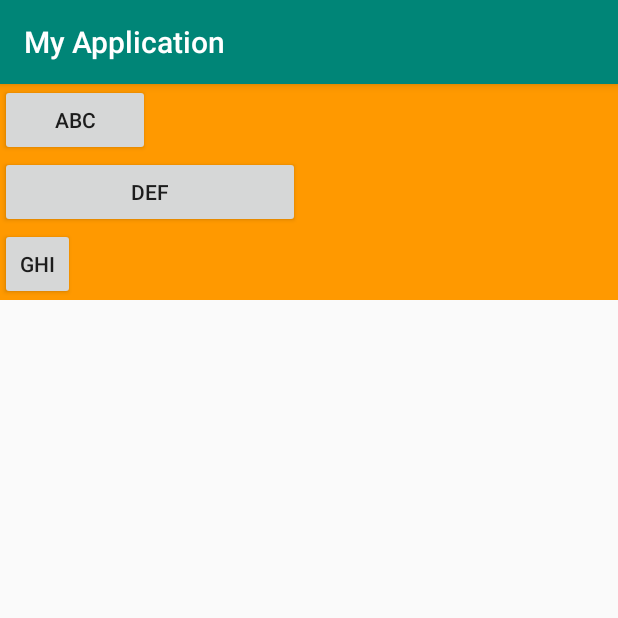
After one commit to hongge372/myinterview, an Android app: the UiStuCustomizeViewGroup1Activity screen opened directly, with no data from a screen before it, on a phone screen of 412 x 824 dp, the top half of it. The commit adds this screen. Run offline under Robolectric (Android 15) with nearby library versions, the phone set to English and light mode, and no system bars.

Commit message:
layout ok

```diff
--- a/android-project/ui_stu/app/src/main/AndroidManifest.xml
+++ b/android-project/ui_stu/app/src/main/AndroidManifest.xml
@@ -9,8 +9,8 @@
         android:roundIcon="@mipmap/ic_launcher_round"
         android:supportsRtl="true"
         android:theme="@style/AppTheme">
-        <activity android:name=".uistu.viewstu.customizeview.way1.UiStuCustomizeView1Activity">
-        </activity>
+        <activity android:name=".uistu.viewstu.customizeview.way1.UiStuCustomizeView1Activity"></activity>
+        <activity android:name=".uistu.viewstu.customizeview.way1.UiStuCustomizeViewGroup1Activity"></activity>
         <activity android:name=".MainActivity">
             <intent-filter>
                 <action android:name="android.intent.action.MAIN" />
--- a/android-project/ui_stu/app/src/main/java/com/example/myapplication/MainActivity.java
+++ b/android-project/ui_stu/app/src/main/java/com/example/myapplication/MainActivity.java
@@ -7,10 +7,11 @@ import android.view.View;
 import android.widget.Button;
 
 import com.example.myapplication.uistu.viewstu.customizeview.way1.UiStuCustomizeView1Activity;
+import com.example.myapplication.uistu.viewstu.customizeview.way1.UiStuCustomizeViewGroup1Activity;
 
 public class MainActivity extends AppCompatActivity {
     private final String TAG = getClass().getName();
-    int buttonSize = 1;
+    int buttonSize = 2;
     Button[] buttons = new Button[buttonSize];
 
     @Override
@@ -23,6 +24,7 @@ public class MainActivity extends AppCompatActivity {
 
     private void registerMyStuButton() {
         buttons[0] = findViewById(R.id.bt_stu_ui_run_customizeview1_act);
+        buttons[1] = findViewById(R.id.bt_stu_ui_run_customizeviewgroup1_act);
         for(int i=0;i<buttonSize;i++){
             buttons[i].setOnClickListener(listener);
         }
@@ -37,6 +39,10 @@ public class MainActivity extends AppCompatActivity {
                     intent.setClass(getApplicationContext(), UiStuCustomizeView1Activity.class);
                     startActivity(intent);
                     break;
+                case R.id.bt_stu_ui_run_customizeviewgroup1_act:
+                    intent.setClass(getApplicationContext(), UiStuCustomizeViewGroup1Activity.class);
+                    startActivity(intent);
+                    break;
                 default:
                     break;
             }
--- /dev/null
+++ b/android-project/ui_stu/app/src/main/java/com/example/myapplication/uistu/viewstu/customizeview/way1/MyViewGroup1.java
@@ -0,0 +1,103 @@
+package com.example.myapplication.uistu.viewstu.customizeview.way1;
+
+import android.content.Context;
+import android.util.AttributeSet;
+import android.view.View;
+import android.view.ViewGroup;
+
+public class MyViewGroup1 extends ViewGroup {
+    private final String TAG = getClass().getName();
+    Context aContext;
+
+    public MyViewGroup1(Context context){
+        super(context);
+        aContext = context;
+    }
+
+    public MyViewGroup1(Context context, AttributeSet attrs) {
+        super(context, attrs);
+        aContext = context;
+    }
+
+    /**
+     * 获取子View中宽度最大的值
+     */
+    private int getMaxChildWidth(){
+        int childCount = getChildCount();
+        int maxWidth = 0;
+        for(int i=0;i<childCount;i++){
+            View childView = getChildAt(i);
+            if(childView.getMeasuredWidth()>maxWidth){
+                maxWidth = childView.getMeasuredWidth();
+            }
+        }
+        return maxWidth;
+    }
+
+    /**
+     * 将所有子View的高度相加
+     */
+    private int getTotleHeight(){
+        int childCount = getChildCount();
+        int height = 0;
+        for(int i=0;i<childCount;i++){
+            View childView = getChildAt(i);
+            height+=childView.getMeasuredHeight();
+        }
+        return height;
+    }
+
+    @Override
+    protected void onMeasure(int widthMeasureSpec, int heightMeasureSpec){
+        super.onMeasure(widthMeasureSpec, heightMeasureSpec);
+        //将所有的子View进行测量，这会触发每个子View的onMeasure函数
+        //注意要与measureChild区分，measureChild是对单个view进行测量
+        measureChildren(widthMeasureSpec, heightMeasureSpec);
+
+        int widthMode = MeasureSpec.getMode(widthMeasureSpec);
+        int widthSize = MeasureSpec.getSize(widthMeasureSpec);
+        int heightMode = MeasureSpec.getMode(heightMeasureSpec);
+        int heightSize = MeasureSpec.getSize(heightMeasureSpec);
+
+        int childcount = getChildCount();
+        if(childcount==0){ //如果没有子View,当前ViewGroup没有存在的意义，不用占用空间
+            setMeasuredDimension(0,0);
+        }else {
+            //如果宽高都是包裹内容
+            if(widthMode==MeasureSpec.AT_MOST && heightMode == MeasureSpec.AT_MOST){
+                int height = getTotleHeight();
+                int width = getMaxChildWidth();
+                setMeasuredDimension(widthSize, getTotleHeight());
+            }else if(heightMode == MeasureSpec.AT_MOST){//如果只有高度是包裹内容
+                //宽度设置为ViewGroup自己的测量宽度，高度设置为所有子View的高度总和
+                setMeasuredDimension(widthSize, getTotleHeight());
+            }else if(widthMode == MeasureSpec.AT_MOST){
+                //宽度设置为子View中宽度最大的值，高度设置为ViewGroup自己的测量值
+                setMeasuredDimension(getMaxChildWidth(), heightSize);
+            }
+        }
+    }
+
+    /**
+     *
+     * @param changed
+     * @param l
+     * @param t
+     * @param r
+     * @param b
+     */
+
+    @Override
+    protected void onLayout(boolean changed, int l, int t, int r, int b) {
+        int count = getChildCount();
+        //记录当前的高度位置
+        int curHeight = t;
+        for(int i=0;i<count;i++){
+            View child = getChildAt(i);
+            int height = child.getMeasuredHeight();
+            int width = child.getMeasuredWidth();
+            child.layout(l, curHeight, l+width, curHeight+height);
+            curHeight+=height;
+        }
+    }
+}
--- /dev/null
+++ b/android-project/ui_stu/app/src/main/java/com/example/myapplication/uistu/viewstu/customizeview/way1/UiStuCustomizeViewGroup1Activity.java
@@ -0,0 +1,14 @@
+package com.example.myapplication.uistu.viewstu.customizeview.way1;
+
+import android.os.Bundle;
+import android.support.v7.app.AppCompatActivity;
+
+import com.example.myapplication.R;
+
+public class UiStuCustomizeViewGroup1Activity extends AppCompatActivity {
+    @Override
+    protected void onCreate(Bundle savedInstanceState) {
+        super.onCreate(savedInstanceState);
+        setContentView(R.layout.uistu_customize_viewgroup1);
+    }
+}
--- a/android-project/ui_stu/app/src/main/res/layout/activity_main.xml
+++ b/android-project/ui_stu/app/src/main/res/layout/activity_main.xml
@@ -27,7 +27,13 @@
                 android:id="@+id/bt_stu_ui_run_customizeview1_act"
                 android:layout_width="wrap_content"
                 android:layout_height="wrap_content"
-                android:text="学习第一种自定义view"
+                android:text="自定义view-1"
+                />
+            <Button
+                android:id="@+id/bt_stu_ui_run_customizeviewgroup1_act"
+                android:layout_width="wrap_content"
+                android:layout_height="wrap_content"
+                android:text="自定义viewgroup-1"
                 />
         </LinearLayout>
 
--- a/android-project/ui_stu/app/src/main/res/layout/uistu_customize_view1.xml
+++ b/android-project/ui_stu/app/src/main/res/layout/uistu_customize_view1.xml
@@ -11,7 +11,7 @@
             android:layout_width="match_parent"
             android:layout_height="100dp"
             android:background="#ff0000"
-            stuSize:default_size="500dp"/>
+            stuSize:default_size="100dp"/>
     </RelativeLayout>
 
 
--- /dev/null
+++ b/android-project/ui_stu/app/src/main/res/layout/uistu_customize_viewgroup1.xml
@@ -0,0 +1,35 @@
+<?xml version="1.0" encoding="utf-8"?>
+<android.support.constraint.ConstraintLayout
+    xmlns:android="http://schemas.android.com/apk/res/android"
+    android:layout_width="match_parent"
+    android:layout_height="match_parent">
+
+    <LinearLayout
+        android:layout_width="match_parent"
+        android:layout_height="match_parent"
+        android:orientation="vertical"
+        >
+        <com.example.myapplication.uistu.viewstu.customizeview.way1.MyViewGroup1
+            android:layout_width="wrap_content"
+            android:layout_height="wrap_content"
+            android:background="#ff9900"
+            >
+
+            <Button
+                android:layout_width="100dp"
+                android:layout_height="wrap_content"
+                android:text="abc"/>
+
+            <Button
+                android:layout_width="200dp"
+                android:layout_height="wrap_content"
+                android:text="def"/>
+
+            <Button
+                android:layout_width="50dp"
+                android:layout_height="wrap_content"
+                android:text="ghi"/>
+        </com.example.myapplication.uistu.viewstu.customizeview.way1.MyViewGroup1>
+
+    </LinearLayout>
+</android.support.constraint.ConstraintLayout>
```
